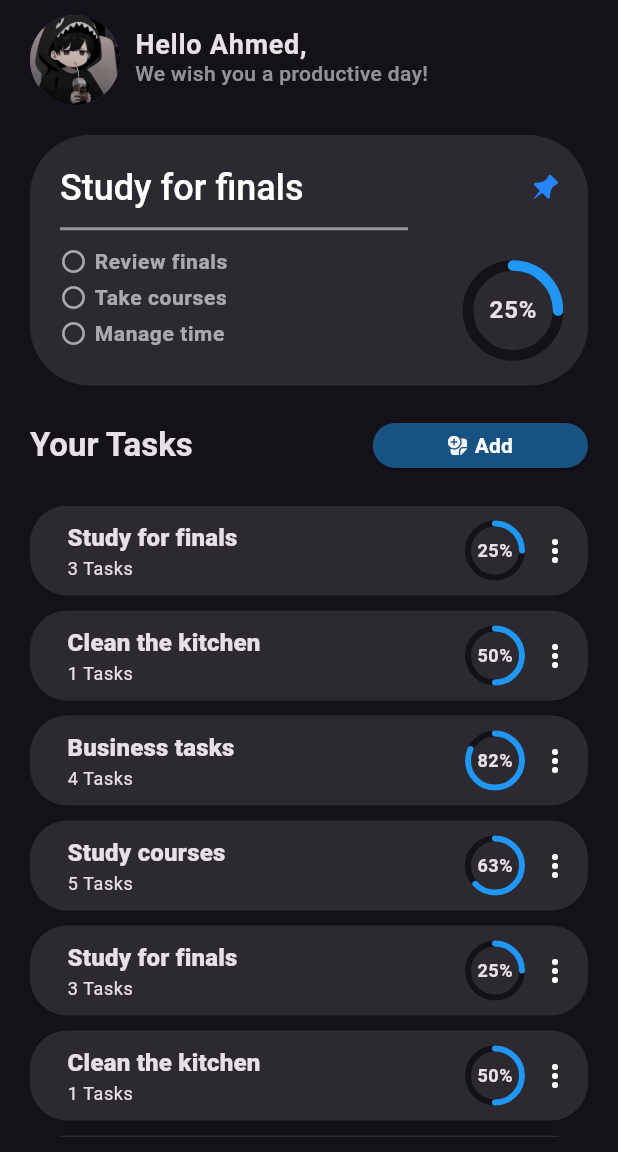
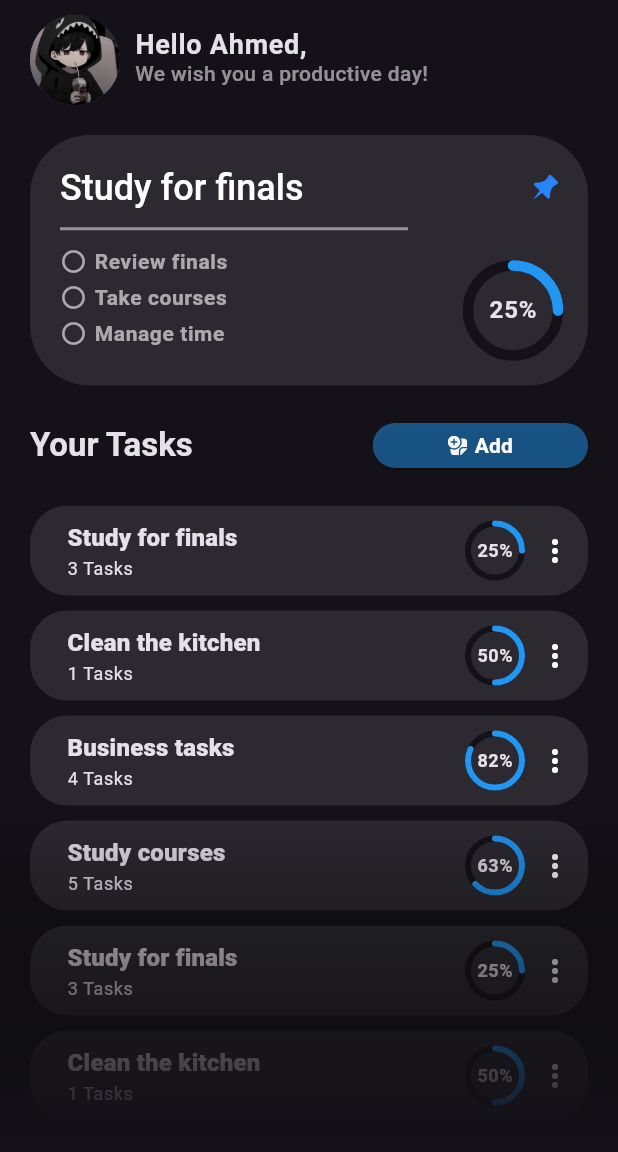
Before and after one commit to A7madGX/session2, a Flutter app: the screen it shows after launch, on a phone screen of 412 x 824 dp, the part 84-1236 px from its top. Run offline on Flutter 3.47's test engine with Material 3 defaults, Android fonts, the phone set to English and light mode, and no system bars; our stand-ins replace flutter_svg; missing offline and left inert: pie_menu.

Commit message:
shadow ray2

```diff
--- a/lib/screens/todo_screen.dart
+++ b/lib/screens/todo_screen.dart
@@ -26,7 +26,17 @@ class _TodoScreenState extends State<TodoScreen> {
           duration: Duration(milliseconds: 200),
           padding: const EdgeInsets.symmetric(horizontal: 20, vertical: 10),
           foregroundDecoration: BoxDecoration(
-            gradient: context.watch<TaskProvider>().gradient,
+            gradient: LinearGradient(
+              colors: [
+                Colors.transparent,
+                Theme.of(context)
+                    .scaffoldBackgroundColor
+                    .withOpacity(context.watch<TaskProvider>().opacity),
+              ],
+              stops: const [0.7, 1],
+              begin: Alignment.topCenter,
+              end: Alignment.bottomCenter,
+            ),
           ),
           child: Column(
             children: [
--- a/lib/widgets/tasks_list.dart
+++ b/lib/widgets/tasks_list.dart
@@ -3,27 +3,23 @@ import 'package:gdsc_session2/providers/task_provider.dart';
 import 'package:gdsc_session2/widgets/task_item.dart';
 import 'package:provider/provider.dart';
 
-class TasksList extends StatefulWidget {
+class TasksList extends StatelessWidget {
   const TasksList({
     super.key,
   });
 
   @override
-  State<TasksList> createState() => _TasksListState();
-}
-
-class _TasksListState extends State<TasksList> {
-  @override
   Widget build(BuildContext context) {
+    ScrollController scrollController = context.read<TaskProvider>().scrollController;
+    scrollController.addListener(() {
+      var value = scrollController.position.pixels;
+      context.read<TaskProvider>().changeOpacity(value);
+    });
     return Expanded(
       flex: 1,
       child: Consumer<TaskProvider>(builder: (context, taskController, _) {
-        return NotificationListener<ScrollNotification>(
-          onNotification: (ScrollNotification notification) {
-            return context.read<TaskProvider>().handleNotification(context, notification);
-          },
-          child: SingleChildScrollView(
-            physics: const BouncingScrollPhysics(),
+        return SingleChildScrollView(
+          controller: scrollController,
           child: Column(
             children: [
               for (var task in taskController.tasks) ...[
@@ -34,7 +30,6 @@ class _TasksListState extends State<TasksList> {
               ]
             ],
           ),
-          ),
         );
       }),
     );
```
Also changed, not shown: lib/providers/task_provider.dart (+5 -21 lines). Lines whose indentation alone changed are shown as unchanged.
